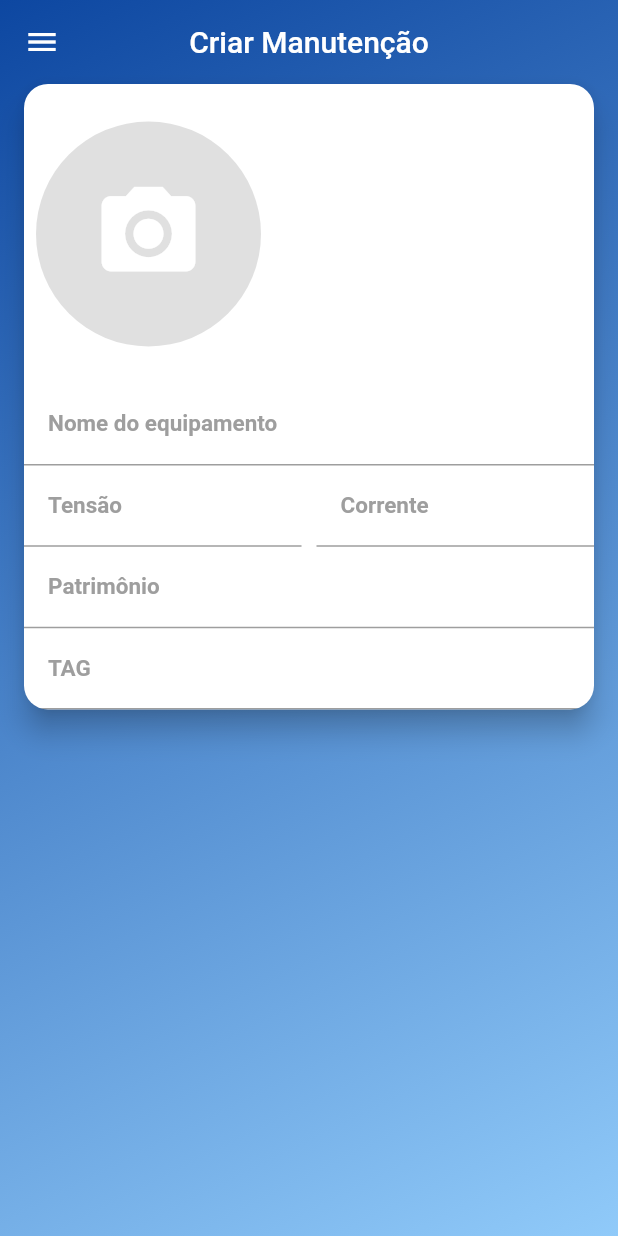
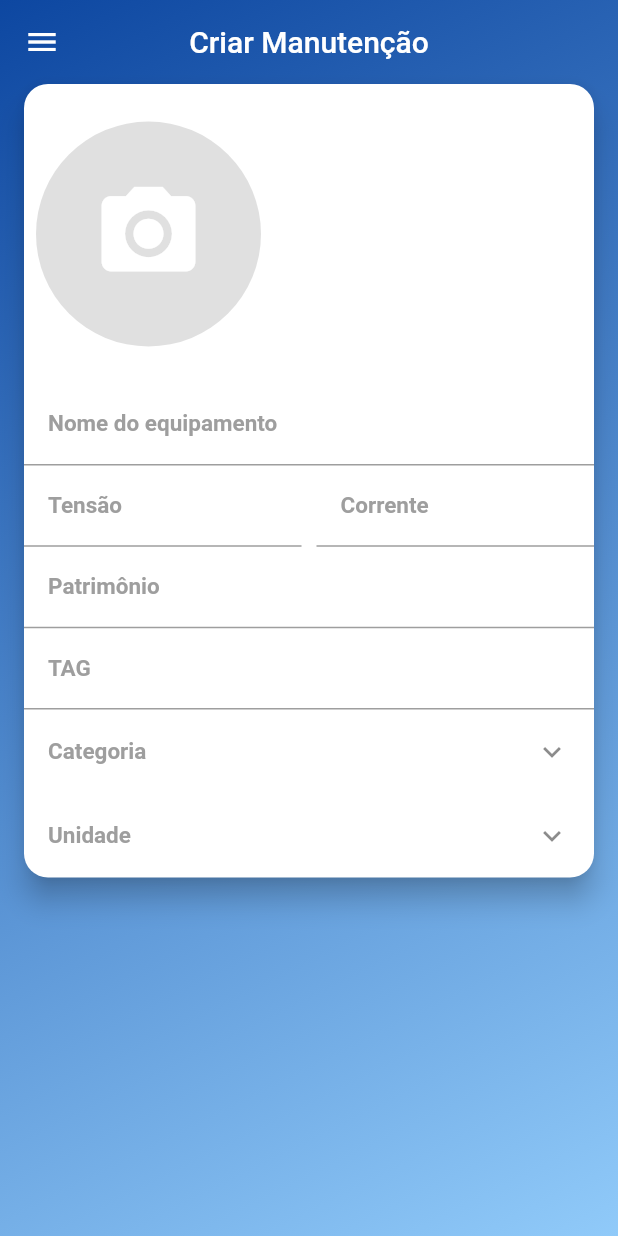
Before and after one commit to Paulodev88/flutter_manutencao_final, a Flutter app: the screen it shows after launch, swiped to page 2, on a phone screen of 412 x 824 dp. Run offline on Flutter 3.47's test engine with Material 2 defaults, Android fonts, the phone set to English and light mode, and no system bars; our stand-ins replace brasil_fields, flutter_mobx, get_it, image_cropper, image_picker, mobx and 1 more; accounts and stored records are empty; generated files the repository leaves out were written again; network calls fail; statements that could not run were skipped.

Commit message:
Selecionando a Unidade e da categoria

```diff
--- /dev/null
+++ b/lib/screen/create/components/category_field.dart
@@ -0,0 +1,59 @@
+import 'package:flutter/material.dart';
+import 'package:flutter_mobx/flutter_mobx.dart';
+import 'package:manutencao_parse/screen/category/category_screen.dart';
+import 'package:manutencao_parse/stores/create_store.dart';
+
+class CategoryField extends StatelessWidget {
+  final CreateStore createStore;
+
+  CategoryField(this.createStore);
+  @override
+  Widget build(BuildContext context) {
+    return Observer(
+      builder: (_) {
+        return ListTile(
+          title: createStore.category == null
+              ? Text(
+                  "Categoria",
+                  style: TextStyle(
+                    fontWeight: FontWeight.w600,
+                    color: Colors.grey,
+                    fontSize: 15,
+                  ),
+                )
+              : Text(
+                  "Categoria",
+                  style: TextStyle(
+                    fontWeight: FontWeight.w600,
+                    color: Colors.grey,
+                    fontSize: 12,
+                  ),
+                ),
+          subtitle: createStore.category == null
+              ? null
+              : Text(
+                  "${createStore.category.description}",
+                  style: TextStyle(
+                    fontWeight: FontWeight.w400,
+                    color: Colors.black,
+                    fontSize: 15,
+                  ),
+                ),
+          trailing: Icon(Icons.keyboard_arrow_down),
+          onTap: () async {
+            final category = await showDialog(
+              context: context,
+              builder: (_) => CategoryScreen(
+                showAll: false,
+                selected: createStore.category,
+              ),
+            );
+            if (category != null) {
+              createStore.setCatgory(category);
+            }
+          },
+        );
+      },
+    );
+  }
+}
--- /dev/null
+++ b/lib/screen/create/components/unidade_field.dart
@@ -0,0 +1,62 @@
+import 'package:flutter/material.dart';
+import 'package:flutter_mobx/flutter_mobx.dart';
+import 'package:manutencao_parse/screen/unidade/unidade_screen.dart';
+
+import 'package:manutencao_parse/stores/create_store.dart';
+
+class UnidadeField extends StatelessWidget {
+  final CreateStore createStore;
+  const UnidadeField(
+    this.createStore,
+  );
+
+  @override
+  Widget build(BuildContext context) {
+    return Observer(
+      builder: (_) {
+        return ListTile(
+          title: createStore.unidade == null
+              ? Text(
+                  "Unidade",
+                  style: TextStyle(
+                    fontWeight: FontWeight.w600,
+                    color: Colors.grey,
+                    fontSize: 15,
+                  ),
+                )
+              : Text(
+                  "Unidade",
+                  style: TextStyle(
+                    fontWeight: FontWeight.w600,
+                    color: Colors.grey,
+                    fontSize: 12,
+                  ),
+                ),
+          subtitle: createStore.unidade == null
+              ? null
+              : Text(
+                  "${createStore.unidade.unidade}",
+                  style: TextStyle(
+                    fontWeight: FontWeight.w400,
+                    color: Colors.black,
+                    fontSize: 15,
+                  ),
+                ),
+          trailing: Icon(Icons.keyboard_arrow_down),
+          onTap: () async {
+            final unidade = await showDialog(
+              context: context,
+              builder: (_) => UnidadeScreen(
+                showAll: false,
+                selected: createStore.unidade,
+              ),
+            );
+            if (unidade != null) {
+              createStore.setUnidade(unidade);
+            }
+          },
+        );
+      },
+    );
+  }
+}
--- a/lib/screen/create/create_screen.dart
+++ b/lib/screen/create/create_screen.dart
@@ -1,6 +1,8 @@
 import 'package:flutter/material.dart';
 import 'package:flutter/services.dart';
 import 'package:manutencao_parse/componets/drawer/custom_Drawer.dart';
+import 'package:manutencao_parse/screen/create/components/category_field.dart';
+import 'package:manutencao_parse/screen/create/components/unidade_field.dart';
 import 'package:manutencao_parse/stores/create_store.dart';
 import 'components/images_field.dart';
 
@@ -98,6 +100,8 @@ class CreateScreen extends StatelessWidget {
                       contentPadding: contentPadding,
                     ),
                   ),
+                  CategoryField(createStore),
+                  UnidadeField(createStore)
                 ],
               ),
             ),
--- a/lib/stores/create_store.dart
+++ b/lib/stores/create_store.dart
@@ -1,3 +1,5 @@
+import 'package:manutencao_parse/models/category.dart';
+import 'package:manutencao_parse/models/unidade.dart';
 import 'package:mobx/mobx.dart';
 
 part 'create_store.g.dart';
@@ -6,4 +8,14 @@ class CreateStore = _CreateStore with _$CreateStore;
 
 abstract class _CreateStore with Store {
   ObservableList images = ObservableList();
+
+  @observable
+  Category category;
+  @action
+  void setCatgory(Category value) => category = value;
+
+  @observable
+  Unidade unidade;
+  @action
+  void setUnidade(Unidade value) => unidade = value;
 }
```
Also changed, not shown: lib/stores/create_store.g.dart.
